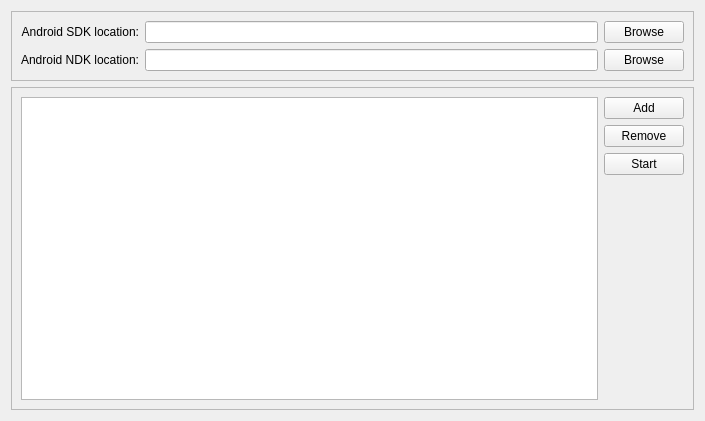
This is src/plugins/qt4projectmanager/qt-android/androidsettingswidget.ui in KDE/android-qt-creator as Qt 5 draws it before an edit. The edited form follows.
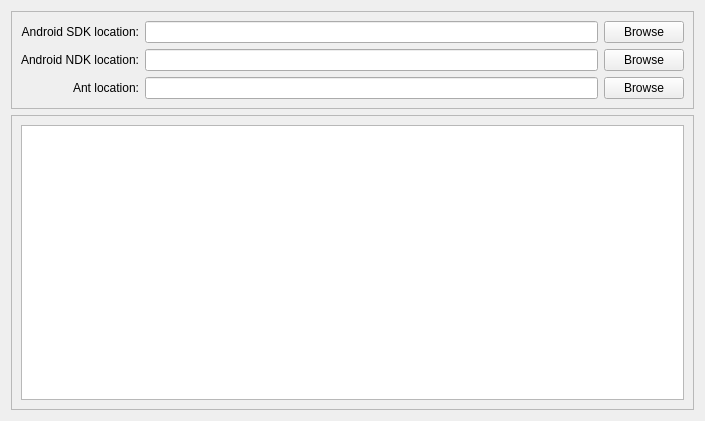
This is the edited form.

Commit message: More work on settings widget

The edit to the form file:
```diff
--- a/src/plugins/qt4projectmanager/qt-android/androidsettingswidget.ui
+++ b/src/plugins/qt4projectmanager/qt-android/androidsettingswidget.ui
@@ -63,6 +63,26 @@
         </property>
        </widget>
       </item>
+      <item row="2" column="0">
+       <widget class="QLabel" name="AntLocationLabel">
+        <property name="text">
+         <string>Ant location:</string>
+        </property>
+        <property name="alignment">
+         <set>Qt::AlignRight|Qt::AlignTrailing|Qt::AlignVCenter</set>
+        </property>
+       </widget>
+      </item>
+      <item row="2" column="1">
+       <widget class="QLineEdit" name="AntLocationLineEdit"/>
+      </item>
+      <item row="2" column="2">
+       <widget class="QPushButton" name="AntLocationPushButton">
+        <property name="text">
+         <string>Browse</string>
+        </property>
+       </widget>
+      </item>
      </layout>
     </widget>
    </item>
@@ -77,47 +97,9 @@
      <property name="frameShadow">
       <enum>QFrame::Raised</enum>
      </property>
-     <layout class="QHBoxLayout" name="horizontalLayout">
+     <layout class="QVBoxLayout" name="verticalLayout">
       <item>
-       <widget class="QTreeView" name="devicesView"/>
-      </item>
-      <item>
-       <layout class="QVBoxLayout" name="verticalLayout">
-        <item>
-         <widget class="QPushButton" name="addAVDButton">
-          <property name="text">
-           <string>Add</string>
-          </property>
-         </widget>
-        </item>
-        <item>
-         <widget class="QPushButton" name="removeAVDButton">
-          <property name="text">
-           <string>Remove</string>
-          </property>
-         </widget>
-        </item>
-        <item>
-         <widget class="QPushButton" name="startAVDButton">
-          <property name="text">
-           <string>Start</string>
-          </property>
-         </widget>
-        </item>
-        <item>
-         <spacer name="verticalSpacer">
-          <property name="orientation">
-           <enum>Qt::Vertical</enum>
-          </property>
-          <property name="sizeHint" stdset="0">
-           <size>
-            <width>20</width>
-            <height>40</height>
-           </size>
-          </property>
-         </spacer>
-        </item>
-       </layout>
+       <widget class="QTableView" name="tableView"/>
       </item>
      </layout>
     </widget>
```
Left out of the diff: 37 changed lines with no effect on the pictures. The commit also changes 4 other files.
